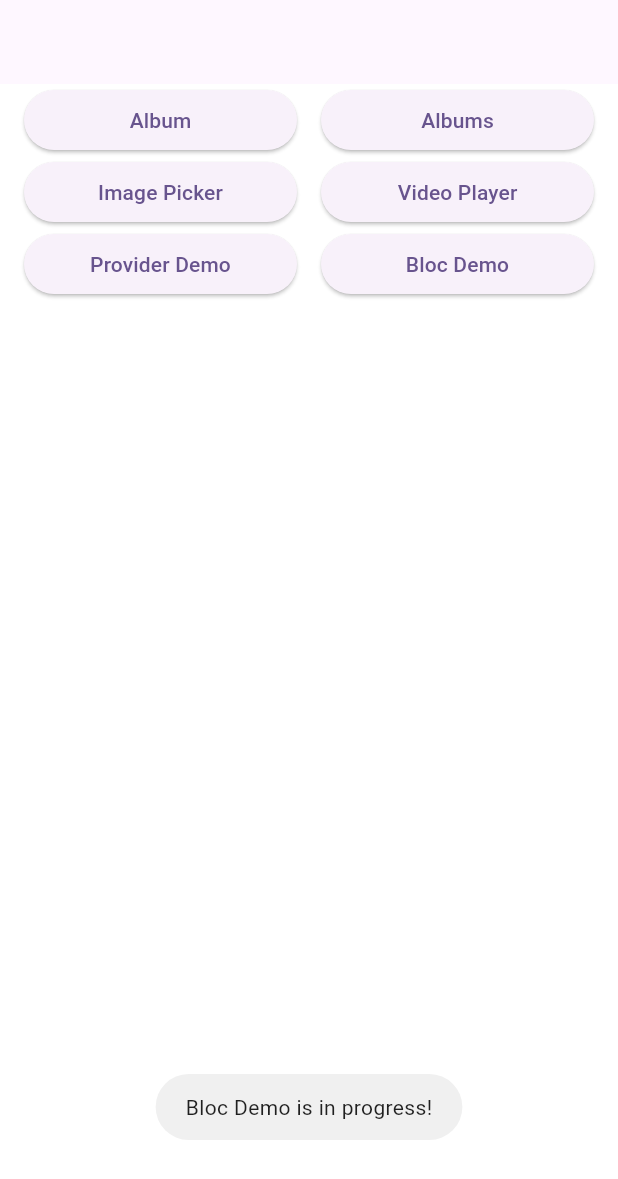
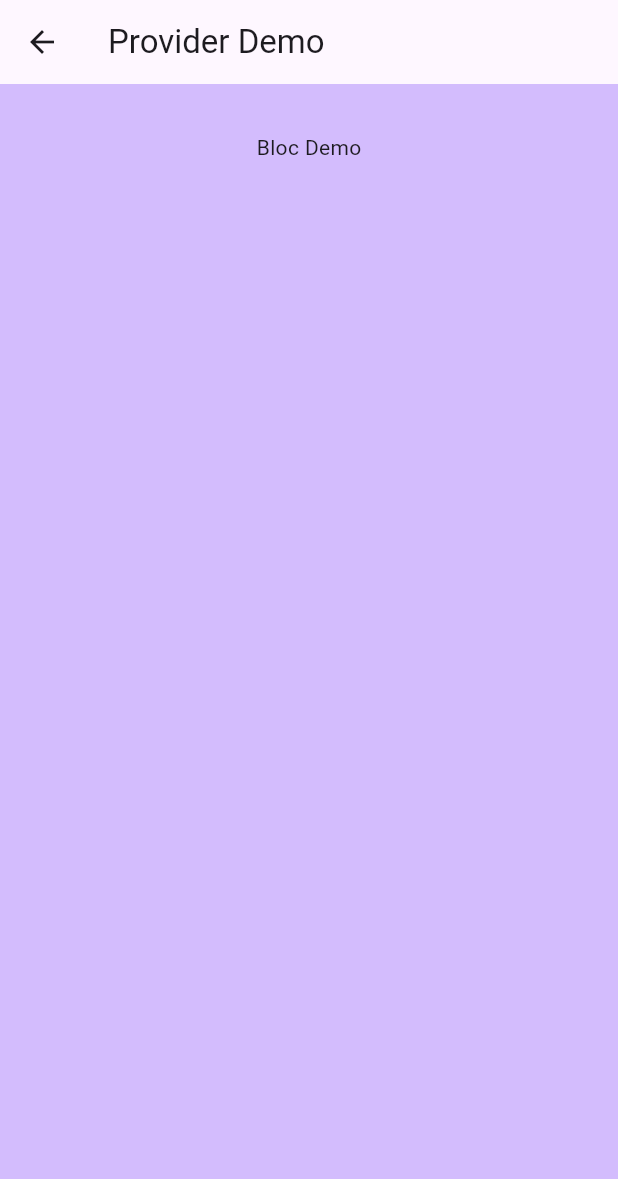
Before and after one commit to iamraajkanchan/basic_flutter_demo, a Flutter app: the screen it shows after launch, after a tap on "Bloc Demo", on a phone screen of 412 x 824 dp. Shown: the top 1179 px of the screen. Run offline on Flutter 3.47's test engine with Material 3 defaults, Android fonts, the phone set to English and light mode, and no system bars; our stand-ins replace fluttertoast, image_picker, video_player.

Commit message:
Basic architecture of Bloc Demo is added. bloc_demo.dart and menu.dart is modified.

```diff
--- a/lib/views/bloc_demo.dart
+++ b/lib/views/bloc_demo.dart
@@ -0,0 +1,32 @@
+import 'package:basic_flutter_demo/views/utility.dart';
+import 'package:flutter/material.dart';
+
+class BlocDemo extends StatefulWidget {
+  final String pageTitle;
+
+  const BlocDemo({super.key, required this.pageTitle});
+
+  @override
+  State<StatefulWidget> createState() => _BlocDemo();
+}
+
+class _BlocDemo extends State<BlocDemo> {
+  @override
+  Widget build(BuildContext context) {
+    return Scaffold(
+      appBar: AppBar(title: Text(widget.pageTitle)),
+      backgroundColor: Theme.of(context).colorScheme.inversePrimary,
+      body: Padding(
+        padding: const EdgeInsets.all(16.0),
+        child: Center(
+          child: Column(
+            children: <Widget>[
+              Utility.addVerticalSpace(),
+              const Text("Bloc Demo")
+            ],
+          ),
+        ),
+      ),
+    );
+  }
+}
--- a/lib/views/menu.dart
+++ b/lib/views/menu.dart
@@ -1,5 +1,6 @@
 import 'package:basic_flutter_demo/views/album_fetcher.dart';
 import 'package:basic_flutter_demo/views/albums_fetcher.dart';
+import 'package:basic_flutter_demo/views/bloc_demo.dart';
 import 'package:basic_flutter_demo/views/image_picker.dart';
 import 'package:basic_flutter_demo/views/provider_demo.dart';
 import 'package:basic_flutter_demo/views/stateful_lifecycle.dart';
@@ -55,8 +56,8 @@ class Menu extends StatelessWidget {
     }
 
     void onBlocDemoClick() {
-      Fluttertoast.showToast(
-          msg: "Bloc Demo is in progress!", toastLength: Toast.LENGTH_LONG);
+      Navigator.of(context).push(MaterialPageRoute(
+          builder: (context) => const BlocDemo(pageTitle: "Provider Demo")));
     }
 
     return Scaffold(
```
